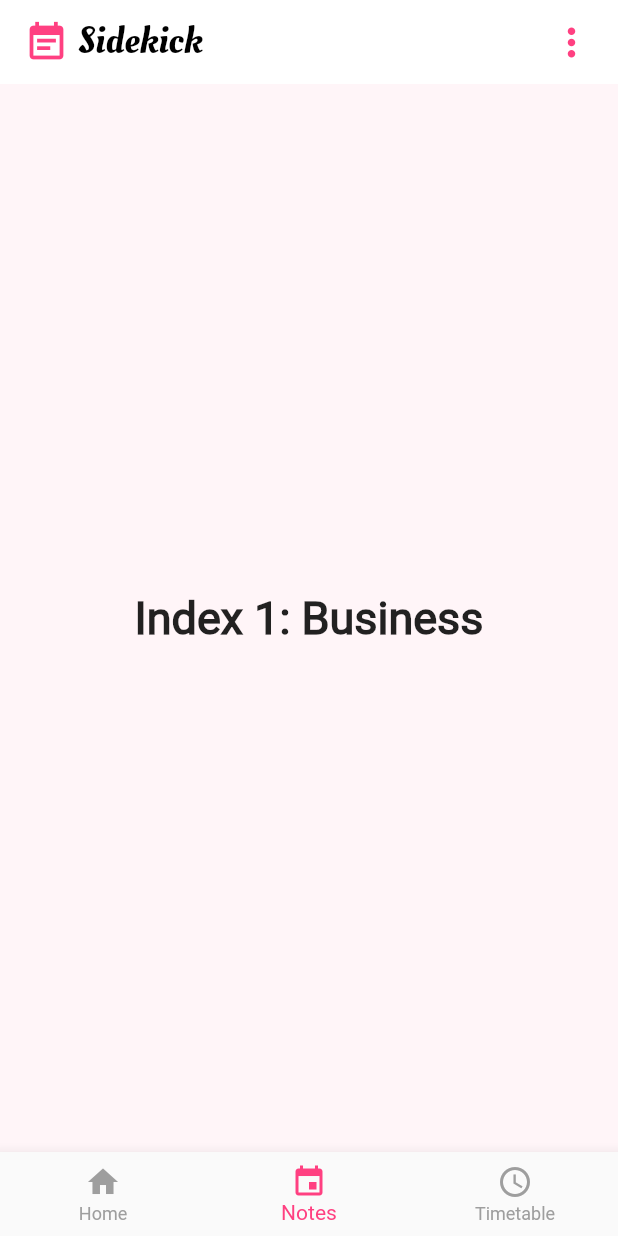
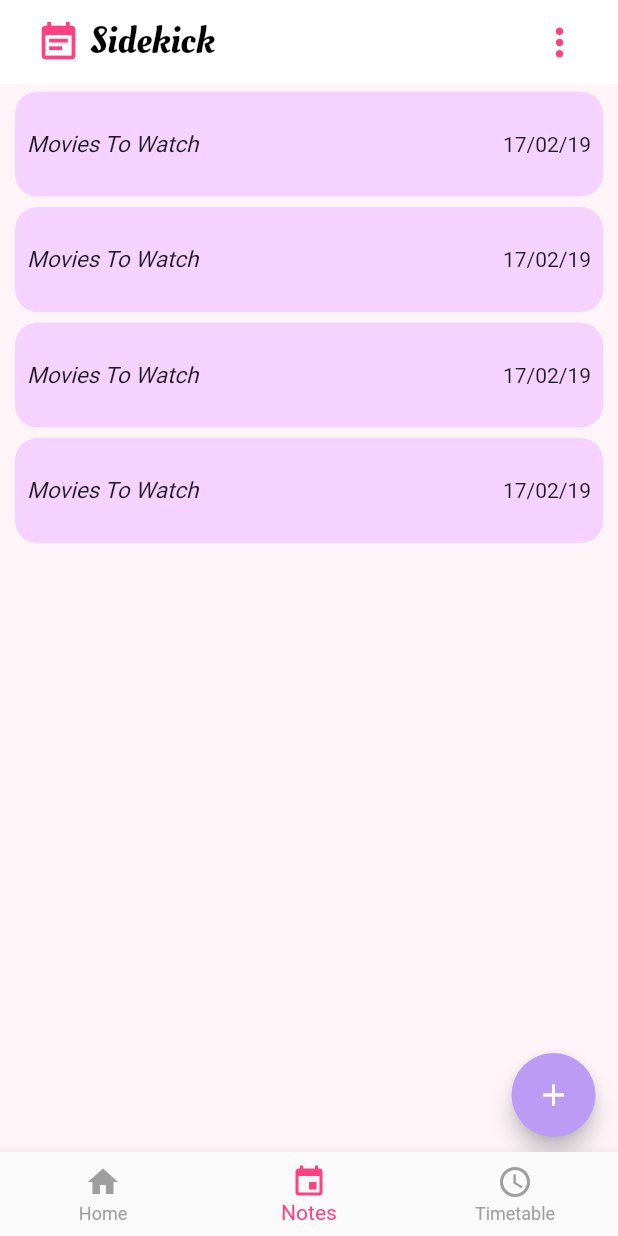
Before and after one commit to Laurell876/sidekick, a Flutter app: the screen it shows after launch, item 2 of the bottom bar chosen, on a phone screen of 412 x 824 dp. Run offline on Flutter 3.47's test engine with Material 2 defaults, Android fonts, the phone set to English and light mode, and no system bars.

Commit message:
finished with pages

```diff
--- a/lib/DayOfWeekCard.dart
+++ b/lib/DayOfWeekCard.dart
@@ -4,10 +4,10 @@ class DayOfWeekCard extends StatelessWidget {
   @override
   Widget build(BuildContext context) {
     return Container(
-      width:350,
+      width:300,
 
       decoration: BoxDecoration(
-        color: Color(0xfff5d2ff),
+        color: Color(0xffBC9BF4),
         borderRadius: BorderRadius.circular(20.0),
       ),
       child: ListView(
--- a/lib/LoginPage.dart
+++ b/lib/LoginPage.dart
@@ -103,7 +103,7 @@ class LoginPage extends StatelessWidget {
                         Text(
                           'REGISTER',
                           style: TextStyle(
-                            color: Colors.black,
+                            color: Colors.pink,
 
                           ),
                         ),
--- a/lib/NavBarPage.dart
+++ b/lib/NavBarPage.dart
@@ -1,7 +1,7 @@
 import 'package:flutter/material.dart';
 import 'package:sidekick/HomePage.dart';
 import 'package:sidekick/TimetablePage.dart';
-
+import 'package:sidekick/NotesPage.dart';
 
 class NavBarPage extends StatefulWidget {
   @override
@@ -17,10 +17,7 @@ class _NavBarPageState extends State<NavBarPage> {
   static  List<Widget> _widgetOptions = <Widget>[
     HomePage(),
 
-    Text(
-      'Index 1: Business',
-      style: optionStyle,
-    ),
+    NotesPage(),
     TimetablePage(),
 
   ];
@@ -41,7 +38,9 @@ class _NavBarPageState extends State<NavBarPage> {
         backgroundColor: Colors.white,
         title: Column(
           children: <Widget>[
-            Row(
+            Padding(
+              padding: const EdgeInsets.all(8.0),
+              child: Row(
 
                 mainAxisAlignment: MainAxisAlignment.spaceBetween,
                 children: <Widget>[
@@ -96,6 +95,7 @@ class _NavBarPageState extends State<NavBarPage> {
 
 
                 ],
+              ),
             ),
 
 
--- /dev/null
+++ b/lib/NoteCard.dart
@@ -0,0 +1,35 @@
+import 'package:flutter/material.dart';
+
+
+class NoteCard extends StatelessWidget {
+  @override
+  Widget build(BuildContext context) {
+    return Padding(
+      padding: const EdgeInsets.fromLTRB(10, 5, 10, 2),
+      child: Container(
+        width:400,
+        height:70,
+        decoration: BoxDecoration(
+          color:  Color(0xfff5d2ff),
+          borderRadius: BorderRadius.circular(15.0),
+        ),
+        child: Padding(
+          padding: const EdgeInsets.all(8.0),
+          child: Row(
+            mainAxisAlignment: MainAxisAlignment.spaceBetween,
+            children: <Widget>[
+              Text('Movies To Watch',
+                style: TextStyle(
+                  fontSize: 15,
+                  fontStyle: FontStyle.italic,
+//                  fontWeight: FontWeight.bold,
+                ),
+              ),
+              Text('17/02/19'),
+            ],
+          ),
+        ),
+      ),
+    );
+  }
+}
--- /dev/null
+++ b/lib/NotesPage.dart
@@ -0,0 +1,32 @@
+import 'package:flutter/material.dart';
+import 'package:sidekick/TopOfNotes.dart';
+import 'package:sidekick/NoteCard.dart';
+
+class NotesPage extends StatelessWidget {
+  @override
+  Widget build(BuildContext context) {
+    return
+        Stack(
+
+          children: <Widget>[
+            ListView(
+              children: <Widget>[
+                TopOfNotes(),
+              ],
+            ),
+
+
+            Positioned(
+              bottom:10,
+              right:15,
+              child: FloatingActionButton(
+                onPressed: null,
+                child: Icon(Icons.add),
+                backgroundColor: Color(0xffBC9BF4),
+              ),
+            ),
+          ],
+        );
+
+  }
+}
--- a/lib/SignUpPage.dart
+++ b/lib/SignUpPage.dart
@@ -129,7 +129,7 @@ class SignUpPage extends StatelessWidget {
                         Text(
                           'LOGIN',
                           style: TextStyle(
-                            color: Colors.black,
+                            color: Colors.pink,
 
                           ),
                         ),
--- /dev/null
+++ b/lib/TopOfNotes.dart
@@ -0,0 +1,18 @@
+import 'package:flutter/material.dart';
+import 'package:sidekick/NoteCard.dart';
+
+class TopOfNotes extends StatelessWidget {
+  @override
+  Widget build(BuildContext context) {
+    return Column(
+      mainAxisAlignment: MainAxisAlignment.center,
+      children: <Widget>[
+        NoteCard(),
+        NoteCard(),
+        NoteCard(),
+        NoteCard(),
+
+      ],
+    );
+  }
+}
--- a/lib/TopOfTimetable.dart
+++ b/lib/TopOfTimetable.dart
@@ -20,7 +20,7 @@ class TopOfTimetable extends StatelessWidget {
 
 
         SizedBox(
-          height:300, //gives it a specific height, card matches this height
+          height:250, //gives it a specific height, card matches this height
           child: Column( //necessary for some reason
             children: <Widget>[
               Expanded( //makes it take up the entire given height
@@ -49,6 +49,7 @@ class TopOfTimetable extends StatelessWidget {
 
         SizedBox(height:50),
         UpComingCard(),
+        SizedBox(height:40),
 
 
 
--- a/lib/UpComingCard.dart
+++ b/lib/UpComingCard.dart
@@ -5,10 +5,10 @@ class UpComingCard extends StatelessWidget {
   @override
   Widget build(BuildContext context) {
     return Container(
-      height:250,
-      width:350,
+      height:200,
+      width:300,
       decoration: BoxDecoration(
-        color: Color(0xff9bdeac),
+        color: Color(0xfff5d2ff),
           borderRadius: BorderRadius.circular(30.0),
       ),
       child: Padding(
--- a/lib/main.dart
+++ b/lib/main.dart
@@ -18,6 +18,6 @@ void main()=>runApp(MaterialApp(
 
     debugShowCheckedModeBanner: false,
   routes: {
-    '/': (context)=>NavBarPage()
+    '/': (context)=>NavBarPage(),
   }
 ));
```
Also changed, not shown: lib/HomePage.dart (+7 -31 lines), lib/TimetablePage.dart (+12 -10 lines), lib/WeatherCard.dart (+15 -30 lines). Lines whose indentation alone changed are shown as unchanged.
